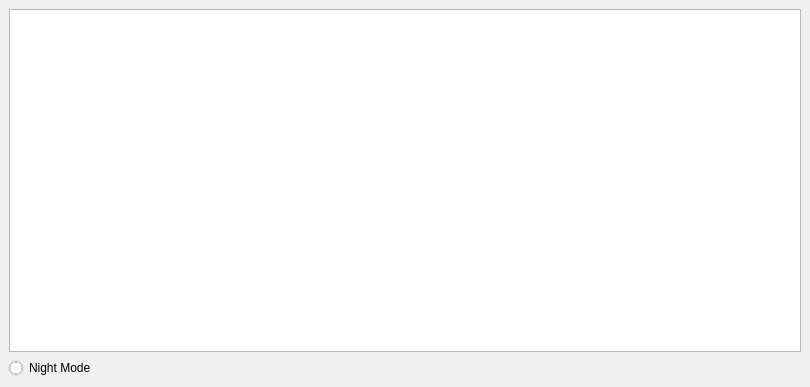
iAbdulrrahman/process-monitor, file src/ui/mainwindow.ui: the form before one commit.
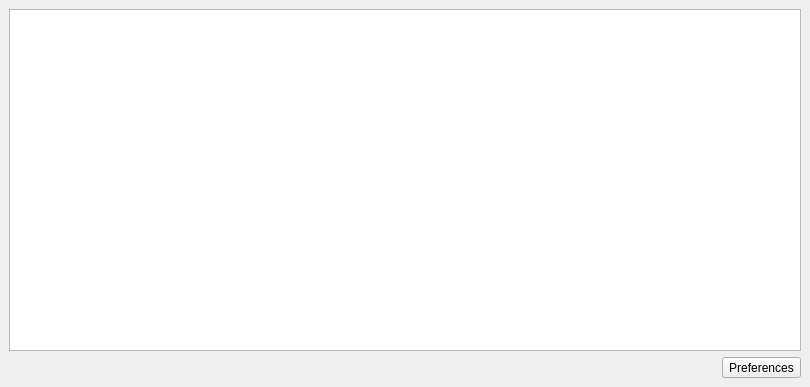
The form after the commit.

Commit message: feat: add preferences menu for theme and refresh rate settings in MainWindow

```diff
--- a/src/ui/mainwindow.ui
+++ b/src/ui/mainwindow.ui
@@ -21,13 +21,36 @@
        <widget class="QTableWidget" name="tableWidget"/>
       </item>
       <item>
-       <widget class="QRadioButton" name="darkModeButton">
+         <layout class="QHBoxLayout" name="controlsLayout">
+          <item>
+           <spacer name="horizontalSpacer">
+            <property name="orientation">
+             <enum>Qt::Horizontal</enum>
+            </property>
+            <property name="sizeHint" stdset="0">
+             <size>
+            <width>40</width>
+            <height>20</height>
+             </size>
+            </property>
+           </spacer>
+          </item>
+          <item>
+           <widget class="QToolButton" name="preferencesButton">
         <property name="text">
-         <string>Night Mode</string>
+             <string>Preferences</string>
+            </property>
+            <property name="toolTip">
+             <string>Display settings and refresh rate</string>
+            </property>
+            <property name="popupMode">
+             <enum>QToolButton::InstantPopup</enum>
         </property>
        </widget>
       </item>
-      
+         </layout>
+        </item>
+
      </layout>
     </item>
    </layout>
```
Lines whose indentation alone changed are shown as unchanged. The commit also changes 2 other files.
